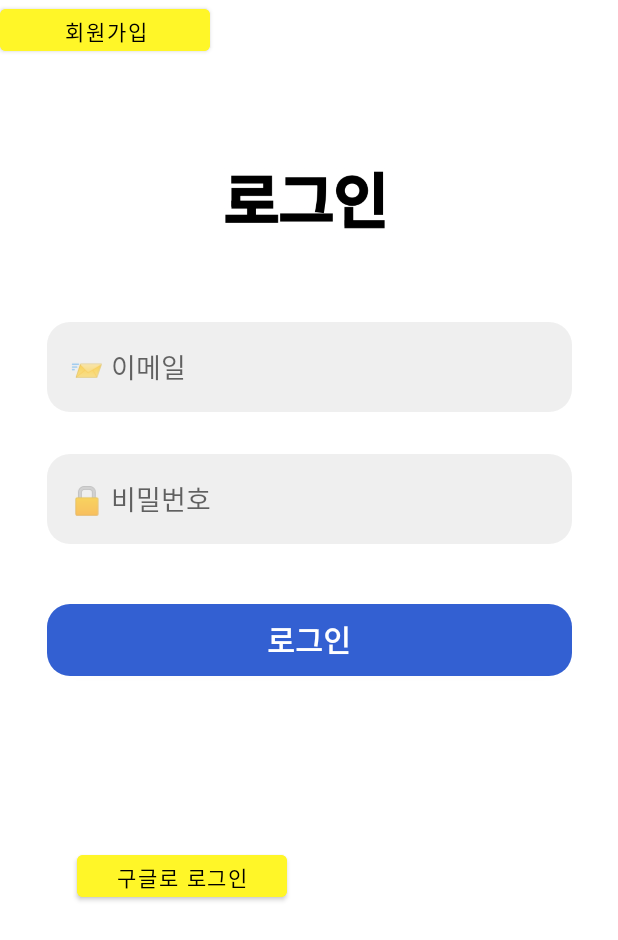
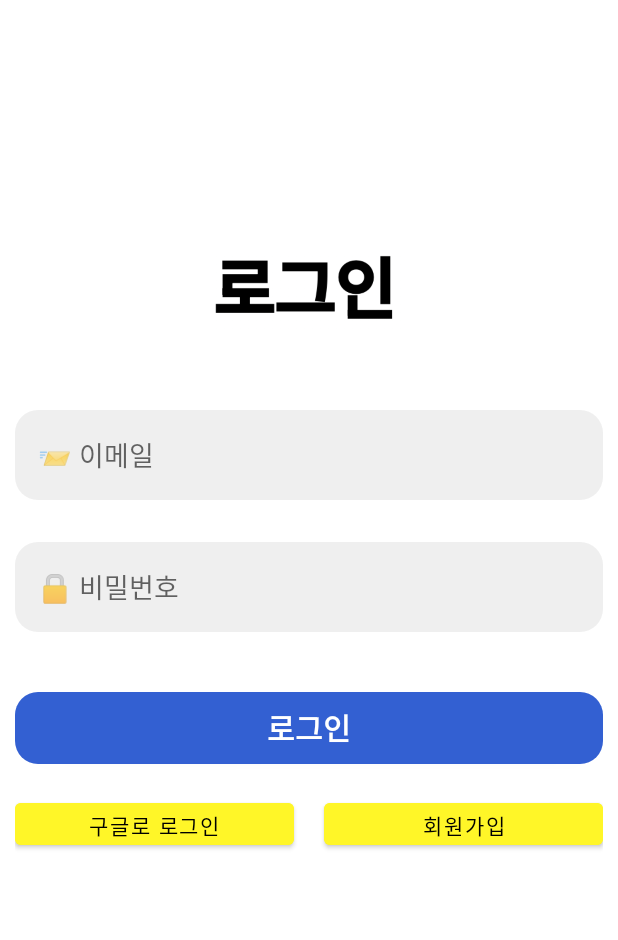
Before and after one commit to hyeon8314/AI_Story, an Android app: the layout login.xml on its own in the app's theme, with its tools: preview values and no code run, on a phone screen of 412 x 824 dp. Shown: the top 940 px of the screen. Run offline under Robolectric (Android 15) with nearby library versions, the phone set to English and light mode, and no system bars.

Commit message:
login.xml 레이아웃 수정

```diff
--- a/app/src/main/res/layout/login.xml
+++ b/app/src/main/res/layout/login.xml
@@ -5,22 +5,38 @@
     android:layout_width="match_parent"
     android:layout_height="match_parent">
 
+    <LinearLayout
+        android:layout_width="392dp"
+        android:layout_height="707dp"
+        android:orientation="vertical"
+        app:layout_constraintBottom_toBottomOf="parent"
+        app:layout_constraintEnd_toEndOf="parent"
+        app:layout_constraintStart_toStartOf="parent"
+        app:layout_constraintTop_toTopOf="parent">
+
         <ImageView
             android:id="@+id/imageView2"
-        android:layout_width="119dp"
+            android:layout_width="match_parent"
             android:layout_height="53dp"
             android:layout_marginTop="109dp"
-        app:layout_constraintEnd_toEndOf="parent"
-        app:layout_constraintStart_toStartOf="parent"
-        app:layout_constraintTop_toTopOf="parent"
-        app:srcCompat="@drawable/login"
             android:contentDescription="@string/login_image_desc"
-        tools:layout_editor_absoluteY="109dp" />
+            app:srcCompat="@drawable/login" />
 
+        <EditText
+            android:id="@+id/email_edit"
+            android:layout_width="match_parent"
+            android:layout_height="60dp"
+            android:layout_marginTop="52dp"
+            android:autofillHints="emailAddress"
+            android:background="@drawable/btn_1"
+            android:hint="@string/email_hint"
+            android:inputType="textEmailAddress"
+            android:paddingStart="15dp"
+            android:paddingEnd="15dp" />
 
         <EditText
             android:id="@+id/password_edit"
-        android:layout_width="350dp"
+            android:layout_width="match_parent"
             android:layout_height="60dp"
             android:layout_marginTop="28dp"
             android:autofillHints="password"
@@ -28,66 +44,47 @@
             android:hint="@string/password_hint"
             android:inputType="numberPassword"
             android:paddingStart="15dp"
-        android:paddingEnd="15dp"
-        app:layout_constraintEnd_toEndOf="parent"
-        app:layout_constraintHorizontal_bias="0.508"
-        app:layout_constraintStart_toStartOf="parent"
-        app:layout_constraintTop_toBottomOf="@+id/email_edit" />
-
-    <EditText
-        android:id="@+id/email_edit"
-        android:layout_width="350dp"
-        android:layout_height="60dp"
-        android:layout_marginTop="52dp"
-        android:autofillHints="emailAddress"
-        android:background="@drawable/btn_1"
-        android:hint="@string/email_hint"
-        android:inputType="textEmailAddress"
-        android:paddingStart="15dp"
-        android:paddingEnd="15dp"
-        app:layout_constraintEnd_toEndOf="parent"
-        app:layout_constraintHorizontal_bias="0.508"
-        app:layout_constraintStart_toStartOf="parent"
-        app:layout_constraintTop_toBottomOf="@+id/imageView2" />
+            android:paddingEnd="15dp" />
 
         <androidx.appcompat.widget.AppCompatButton
             android:id="@+id/login_btn"
-        android:layout_width="350dp"
+            android:layout_width="match_parent"
             android:layout_height="wrap_content"
             android:layout_marginTop="40dp"
             android:background="@drawable/btn_2"
             android:text="@string/login"
             android:textColor="@android:color/white"
             android:textSize="20sp"
-        android:textStyle="bold"
-        app:layout_constraintEnd_toEndOf="parent"
-        app:layout_constraintHorizontal_bias="0.508"
-        app:layout_constraintStart_toStartOf="parent"
-        app:layout_constraintTop_toBottomOf="@+id/password_edit" />
+            android:textStyle="bold" />
+
+        <LinearLayout
+            android:layout_width="match_parent"
+            android:layout_height="wrap_content"
+            android:orientation="horizontal"
+            android:layout_marginTop="20dp"
+            android:gravity="center">
 
             <Button
                 android:id="@+id/button"
-        android:layout_width="140dp"
+                android:layout_width="0dp"
                 android:layout_height="40dp"
-        android:layout_marginStart="51dp"
-        android:layout_marginEnd="74dp"
-        android:layout_marginBottom="220dp"
+                android:layout_weight="1"
+                android:layout_marginEnd="10dp"
                 android:backgroundTint="#fff628"
                 android:text="구글로 로그인"
-        android:textColor="#000000"
-        app:layout_constraintBottom_toBottomOf="parent"
-        app:layout_constraintEnd_toStartOf="@+id/button2"
-        app:layout_constraintHorizontal_bias="0.0"
-        app:layout_constraintStart_toStartOf="parent" />
+                android:textColor="#000000" />
 
             <Button
                 android:id="@+id/button2"
-        android:layout_width="140dp"
+                android:layout_width="0dp"
                 android:layout_height="40dp"
+                android:layout_weight="1"
+                android:layout_marginStart="10dp"
                 android:backgroundTint="#fff628"
                 android:text="회원가입"
-        android:textColor="#000000"
-        tools:layout_editor_absoluteX="220dp"
-        tools:layout_editor_absoluteY="471dp" />
+                android:textColor="#000000" />
+
+        </LinearLayout>
+    </LinearLayout>
 
 </androidx.constraintlayout.widget.ConstraintLayout>
```
Lines whose indentation alone changed are shown as unchanged.
